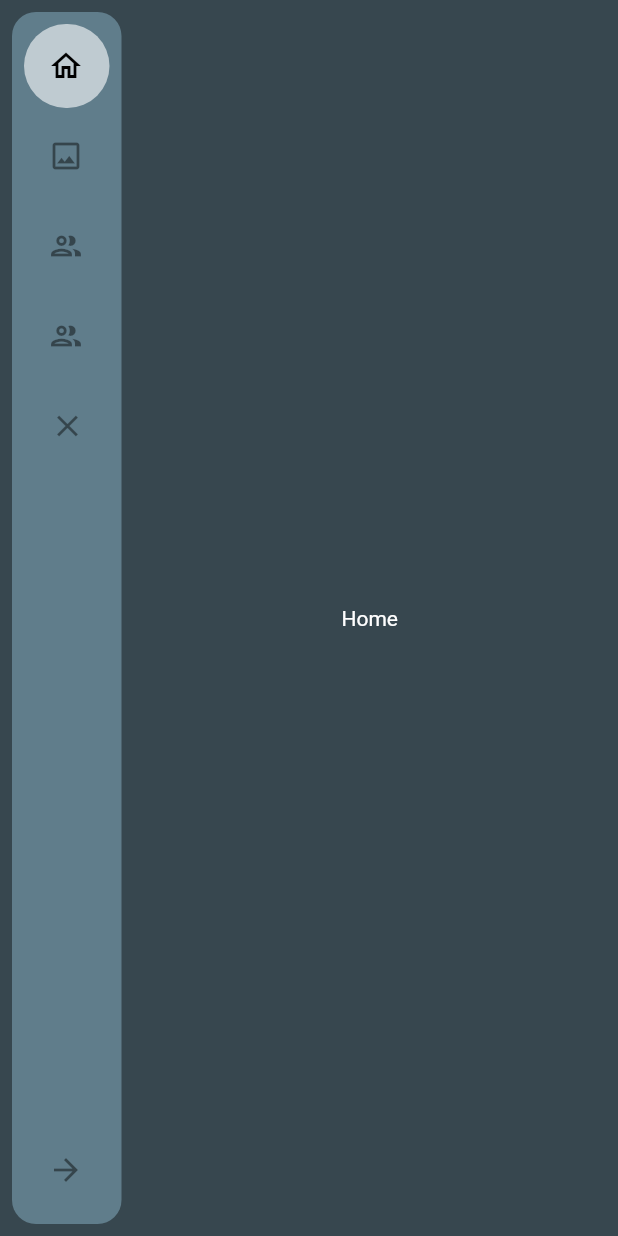
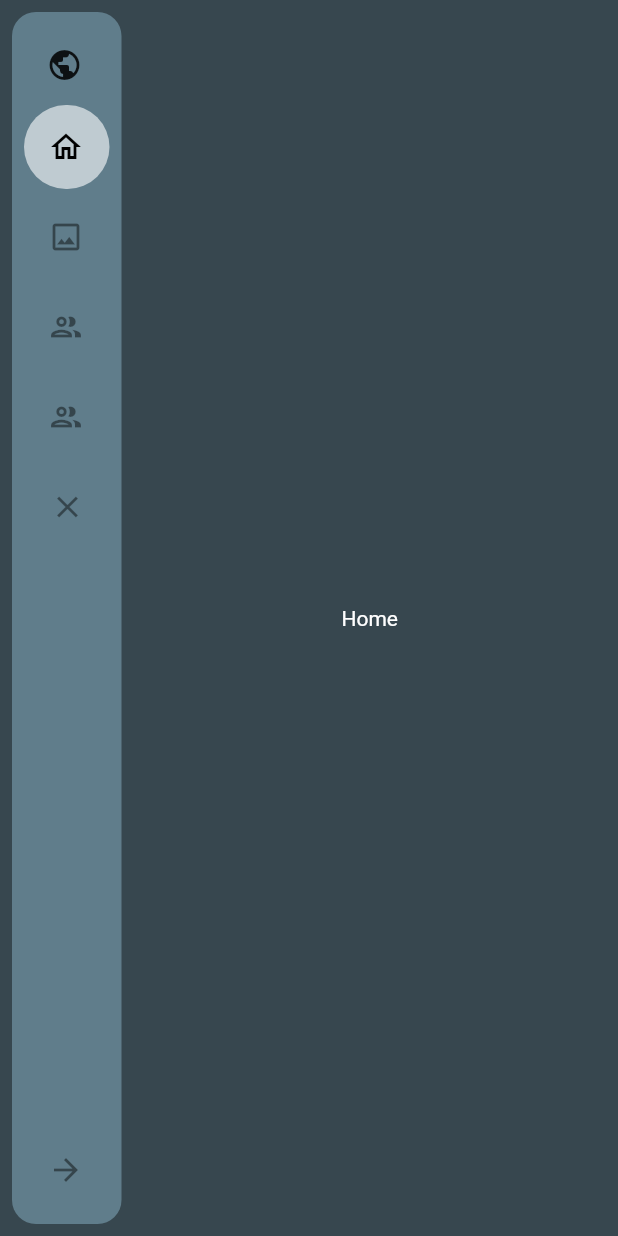
Before and after one commit to felixkriechbaum/SimpleSidebar, a Flutter app: the screen it shows after launch, on a phone screen of 412 x 824 dp. Run offline on Flutter 3.47's test engine with Material 2 defaults, Android fonts, the phone set to English and light mode, and no system bars.

Commit message:
## 0.0.6
## 0.0.6
* Removed:
  * Unwanted log (printed index every time tapped got called)
* Fixed:
  * always red background from the titleimage
  * selectedTextColor & unselectedTextColor not used
* Added
  * titleTextTheme (for more customise possibilities)
  * Collapse String
* Cleanup:
  * Not needed Container
* Known bugs:
  * Not able to change the size of the titleImage
  * Not able to place elements on the bottom (footer)

```diff
--- a/example/lib/main.dart
+++ b/example/lib/main.dart
@@ -71,9 +71,19 @@ class _MyHomePageState extends State<MyHomePage> {
         body: Row(
           children: [
             SimpleSidebar(
-              simpleSidebarTheme: SimpleSidebarTheme(),
+              simpleSidebarTheme: SimpleSidebarTheme(
+                titleTextTheme: const TextStyle(
+                  color: Colors.white,
+                  fontSize: 18,
+                  fontWeight: FontWeight.bold,
+                ),
+              ),
+              titleText: "Hello World",
+              titleImage: const Icon(Icons.public),
               initialExpanded: false,
               sidebarItems: widget.sidebarItems,
+              collapsedString: "Collapse Me :)",
+              expandedString: "Expand Me :)",
               onTapped: (value) => onTapped(value),
               toggleSidebar: (value) {
                 log("Sidebar is now $value");
--- a/lib/simple_sidebar.dart
+++ b/lib/simple_sidebar.dart
@@ -1,6 +1,4 @@
 library simple_sidebar;
-
-import 'dart:developer';
 
 import 'package:flutter/material.dart';
 import 'package:simple_sidebar/simple_sidebar_element.dart';
@@ -26,6 +24,12 @@ class SimpleSidebar extends StatefulWidget {
   /// The title sub text (like version number)
   final String? titleSubText;
 
+  /// The text to show when the sidebar is expanded
+  final String? expandedString;
+
+  /// The text to show when the sidebar is collapsed
+  final String? collapsedString;
+
   /// The initial expanded state of the sidebar (default: false)
   final bool? initialExpanded;
 
@@ -42,6 +46,8 @@ class SimpleSidebar extends StatefulWidget {
       this.titleImage,
       this.titleText,
       this.titleSubText,
+      this.collapsedString,
+      this.expandedString,
       this.initialExpanded})
       : super(key: key);
 
@@ -87,11 +93,8 @@ class _SimpleSidebarState extends State<SimpleSidebar> {
                 crossAxisAlignment: CrossAxisAlignment.center,
                 children: [
                   widget.titleImage != null
-                      ? Container(
-                          width: 54,
-                          height: 54,
-                          color: Colors.red,
-                          child: widget.titleImage)
+                      ? SizedBox(
+                          width: 54, height: 54, child: widget.titleImage)
                       : const SizedBox(),
                   Column(
                     mainAxisAlignment: MainAxisAlignment.spaceEvenly,
@@ -99,10 +102,15 @@ class _SimpleSidebarState extends State<SimpleSidebar> {
                       AnimatedContainer(
                         duration: const Duration(milliseconds: 400),
                         curve: Curves.easeInOut,
-                        width: isExpanded ? 110 : 0,
+                        width: isExpanded
+                            ? widget.titleImage == null
+                                ? 162
+                                : 110
+                            : 0,
                         child: widget.titleText != null
                             ? Text(
                                 widget.titleText.toString(),
+                                style: widget.simpleSidebarTheme.titleTextTheme,
                                 overflow: TextOverflow.fade,
                                 softWrap: false,
                               )
@@ -139,7 +147,9 @@ class _SimpleSidebarState extends State<SimpleSidebar> {
               ),
               const Spacer(),
               Tooltip(
-                message: isExpanded ? "Collapse" : "Expand",
+                message: isExpanded
+                    ? widget.collapsedString ?? "Collapse"
+                    : widget.expandedString ?? "Expand",
                 child: Container(
                   decoration: BoxDecoration(
                     borderRadius: BorderRadius.circular(32),
@@ -150,8 +160,8 @@ class _SimpleSidebarState extends State<SimpleSidebar> {
                     leading: isExpanded
                         ? const Icon(Icons.arrow_back)
                         : const Icon(Icons.arrow_forward),
-                    title: const Text("Collapse",
-                        softWrap: false, overflow: TextOverflow.clip),
+                    title: Text(widget.collapsedString ?? "Collapse",
+                        softWrap: false, overflow: TextOverflow.fade),
                     onTap: () => toggleExpanded(),
                     hoverColor: widget.simpleSidebarTheme.hoverColor,
                   ),
@@ -194,7 +204,6 @@ class _SimpleSidebarState extends State<SimpleSidebar> {
             softWrap: item.wrapWord ?? false,
           ),
           onTap: () {
-            log(index.toString());
             widget.onTapped(index);
             setState(() {
               selectedValue = index;
--- a/lib/simple_sidebar_theme.dart
+++ b/lib/simple_sidebar_theme.dart
@@ -37,6 +37,9 @@ class SimpleSidebarTheme {
   /// The distance between the elements in the sidebar
   double? distanceBetweenElements = 8;
 
+  /// The text style of the title
+  TextStyle? titleTextTheme = const TextStyle();
+
   /// Creates a new [SimpleSidebarTheme]
   SimpleSidebarTheme(
       {this.expandedBackgroundColor = Colors.blueGrey,
@@ -50,5 +53,6 @@ class SimpleSidebarTheme {
       this.hoverColor = Colors.black12,
       this.expandedWidth,
       this.collapsedWidth,
+      this.titleTextTheme,
       this.distanceBetweenElements});
 }
--- a/pubspec.yaml
+++ b/pubspec.yaml
@@ -1,6 +1,6 @@
 name: simple_sidebar
 description: A very simple sidebar with Icons, Texts, Header and smoothing. Easy to implement and easy to use
-version: 0.0.5
+version: 0.0.6
 homepage: https://github.com/felixkriechbaum/SimpleSidebar
 
 environment:
```
Also changed, not shown: 1 other file.
